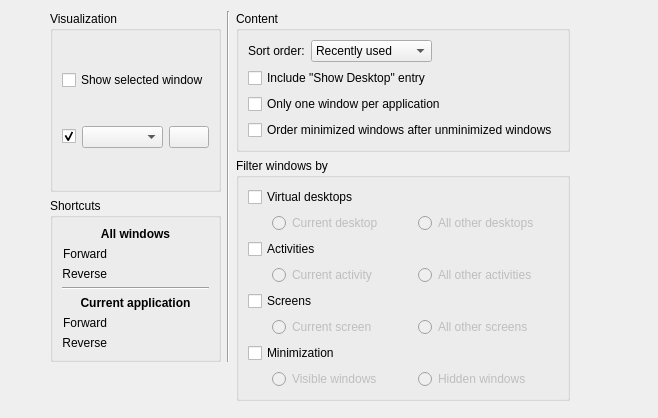
Before: the Qt Designer form src/kcms/tabbox/main.ui in lfdevs/kwin, drawn with Qt 5.
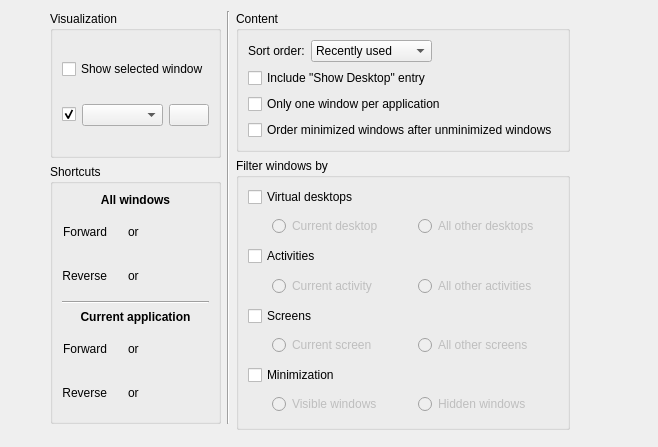
After: the same form once the commit is applied. Icons and pictures are not drawn. Custom widgets are drawn as their Qt base class.

The edit to the form file:
```diff
--- a/src/kcms/tabbox/main.ui
+++ b/src/kcms/tabbox/main.ui
@@ -463,10 +463,68 @@
          </widget>
         </item>
         <item row="6" column="1" colspan="3">
-         <widget class="KKeySequenceWidget" name="scCurrentReverse" native="true"/>
+         <widget class="QWidget" name="scCurrentReverseContainer">
+          <layout class="QHBoxLayout" name="scCurrentReverseLayout">
+           <item>
+            <widget class="KKeySequenceWidget" name="scCurrentReverse" native="true"/>
+           </item>
+           <item>
+           <widget class="QLabel" name="scCurrentReverseOr">
+            <property name="text">
+             <string>or</string>
+            </property>
+           </widget>
+           </item>
+           <item>
+            <widget class="KKeySequenceWidget" name="scCurrentReverseAlternate" native="true"/>
+           </item>
+           <item>
+            <spacer name="scCurrentReverseSpacer">
+             <property name="orientation">
+              <enum>Qt::Horizontal</enum>
+             </property>
+             <property name="sizeHint" stdset="0">
+              <size>
+               <width>40</width>
+               <height>20</height>
+              </size>
+             </property>
+            </spacer>
+           </item>
+          </layout>
+         </widget>
         </item>
         <item row="5" column="1" colspan="3">
-         <widget class="KKeySequenceWidget" name="scCurrent" native="true"/>
+         <widget class="QWidget" name="scCurrentContainer">
+          <layout class="QHBoxLayout" name="scCurrentLayout">
+           <item>
+            <widget class="KKeySequenceWidget" name="scCurrent" native="true"/>
+           </item>
+           <item>
+           <widget class="QLabel" name="scCurrentOr">
+            <property name="text">
+             <string>or</string>
+            </property>
+           </widget>
+           </item>
+           <item>
+            <widget class="KKeySequenceWidget" name="scCurrentAlternate" native="true"/>
+           </item>
+           <item>
+            <spacer name="scCurrentSpacer">
+             <property name="orientation">
+              <enum>Qt::Horizontal</enum>
+             </property>
+             <property name="sizeHint" stdset="0">
+              <size>
+               <width>40</width>
+               <height>20</height>
+              </size>
+             </property>
+            </spacer>
+           </item>
+          </layout>
+         </widget>
         </item>
         <item row="4" column="0" colspan="4">
          <widget class="QLabel" name="label_2">
@@ -485,10 +543,68 @@
          </widget>
         </item>
         <item row="2" column="1" colspan="3">
-         <widget class="KKeySequenceWidget" name="scAllReverse" native="true"/>
+         <widget class="QWidget" name="scAllReverseContainer">
+          <layout class="QHBoxLayout" name="scAllReverseLayout">
+           <item>
+            <widget class="KKeySequenceWidget" name="scAllReverse" native="true"/>
+           </item>
+           <item>
+           <widget class="QLabel" name="scAllReverseOr">
+            <property name="text">
+             <string>or</string>
+            </property>
+           </widget>
+           </item>
+           <item>
+            <widget class="KKeySequenceWidget" name="scAllReverseAlternate" native="true"/>
+           </item>
+           <item>
+            <spacer name="scAllReverseSpacer">
+             <property name="orientation">
+              <enum>Qt::Horizontal</enum>
+             </property>
+             <property name="sizeHint" stdset="0">
+              <size>
+               <width>40</width>
+               <height>20</height>
+              </size>
+             </property>
+            </spacer>
+           </item>
+          </layout>
+         </widget>
         </item>
         <item row="1" column="1" colspan="3">
-         <widget class="KKeySequenceWidget" name="scAll" native="true"/>
+         <widget class="QWidget" name="scAllContainer">
+          <layout class="QHBoxLayout" name="scAllLayout">
+           <item>
+            <widget class="KKeySequenceWidget" name="scAll" native="true"/>
+           </item>
+           <item>
+           <widget class="QLabel" name="scAllOr">
+            <property name="text">
+             <string>or</string>
+            </property>
+           </widget>
+           </item>
+           <item>
+            <widget class="KKeySequenceWidget" name="scAllAlternate" native="true"/>
+           </item>
+           <item>
+            <spacer name="scAllSpacer">
+             <property name="orientation">
+              <enum>Qt::Horizontal</enum>
+             </property>
+             <property name="sizeHint" stdset="0">
+              <size>
+               <width>40</width>
+               <height>20</height>
+              </size>
+             </property>
+            </spacer>
+           </item>
+          </layout>
+         </widget>
         </item>
        </layout>
       </widget>
```
